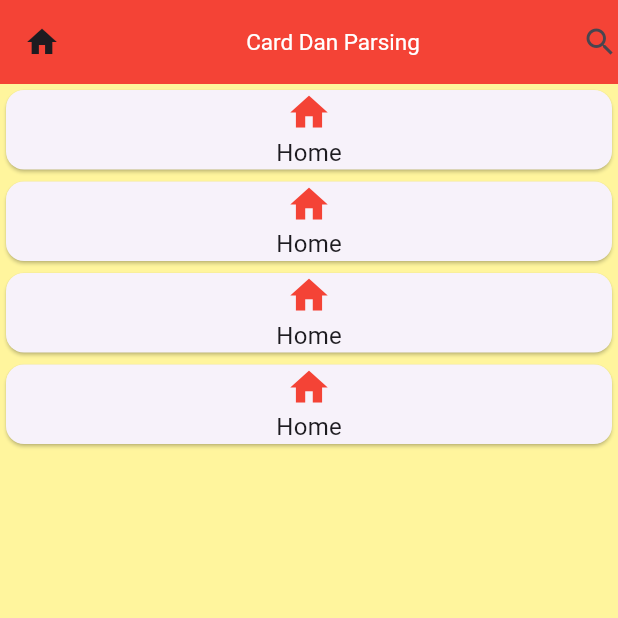
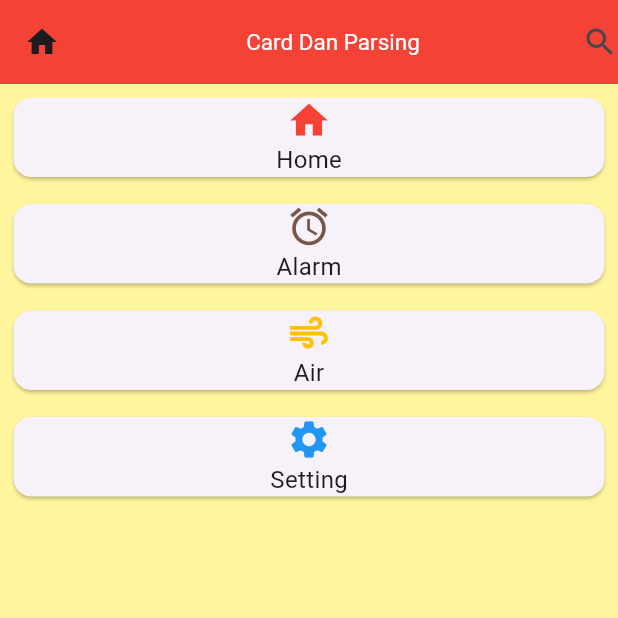
Before and after one commit to taroom/learn-flutter, a Flutter app: the screen it shows after launch, on a phone screen of 412 x 824 dp, the top half of it. Run offline on Flutter 3.47's test engine with Material 3 defaults, Android fonts, the phone set to English and light mode, and no system bars.

Commit message:
[ROM] refactor: replace repeated Card widgets with CardList component for better code reuse

```diff
--- a/lib/main.dart
+++ b/lib/main.dart
@@ -123,68 +123,62 @@ class HalamanCardAndParsing extends StatelessWidget {
           body: Column(
             crossAxisAlignment: CrossAxisAlignment.stretch,
             children: <Widget>[
-              Card(
+              CardList(
+                userIcon: Icons.home,
+                userIconColor: Colors.red[500],
+                userText: 'Home',
+              ),
+              CardList(
+                userIcon: Icons.alarm,
+                userIconColor: Colors.brown[500],
+                userText: 'Alarm',
+              ),
+              CardList(
+                userIcon: Icons.air,
+                userIconColor: Colors.amber[500],
+                userText: 'Air',
+              ),
+              CardList(
+                userIcon: Icons.settings,
+                userIconColor: Colors.blue[500],
+                userText: 'Setting',
+              ),
+            ],
+          )),
+    );
+  }
+}
+
+class CardList extends StatelessWidget {
+  // const CardList({super.key});
+  final IconData userIcon;
+  final Color? userIconColor;
+  final String userText;
+  const CardList(
+      {super.key,
+      required this.userIcon,
+      required this.userIconColor,
+      required this.userText});
+
+  @override
+  Widget build(BuildContext context) {
+    return Container(
+      padding: EdgeInsets.all(5.0),
+      child: Card(
         child: Column(
           children: <Widget>[
             Icon(
-                      Icons.home,
+              userIcon,
               size: 30.0,
-                      color: Colors.red[500],
+              color: userIconColor,
             ),
             Text(
-                      'Home',
+              userText,
               style: TextStyle(fontSize: 16),
             )
           ],
         ),
       ),
-              Card(
-                child: Column(
-                  children: <Widget>[
-                    Icon(
-                      Icons.home,
-                      size: 30.0,
-                      color: Colors.red[500],
-                    ),
-                    Text(
-                      'Home',
-                      style: TextStyle(fontSize: 16),
-                    )
-                  ],
-                ),
-              ),
-              Card(
-                child: Column(
-                  children: <Widget>[
-                    Icon(
-                      Icons.home,
-                      size: 30.0,
-                      color: Colors.red[500],
-                    ),
-                    Text(
-                      'Home',
-                      style: TextStyle(fontSize: 16),
-                    )
-                  ],
-                ),
-              ),
-              Card(
-                child: Column(
-                  children: <Widget>[
-                    Icon(
-                      Icons.home,
-                      size: 30.0,
-                      color: Colors.red[500],
-                    ),
-                    Text(
-                      'Home',
-                      style: TextStyle(fontSize: 16),
-                    )
-                  ],
-                ),
-              )
-            ],
-          )),
     );
   }
 }
```
Lines whose indentation alone changed are shown as unchanged.
